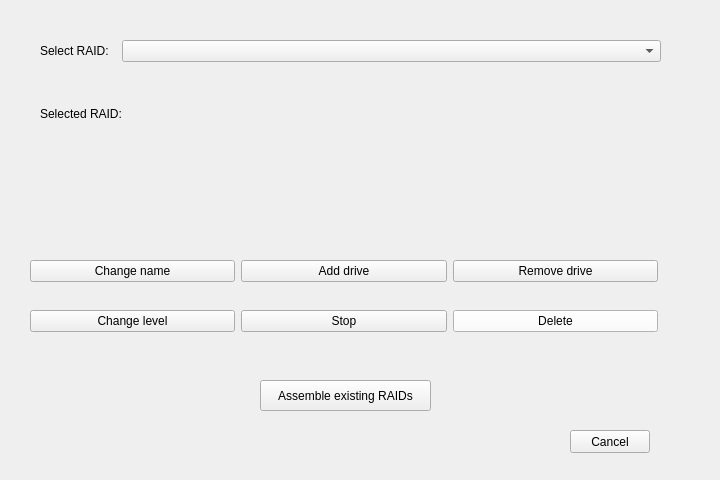
adrianlopezgalera/RAID-Manager, file UI/edit.ui: the form before one commit.
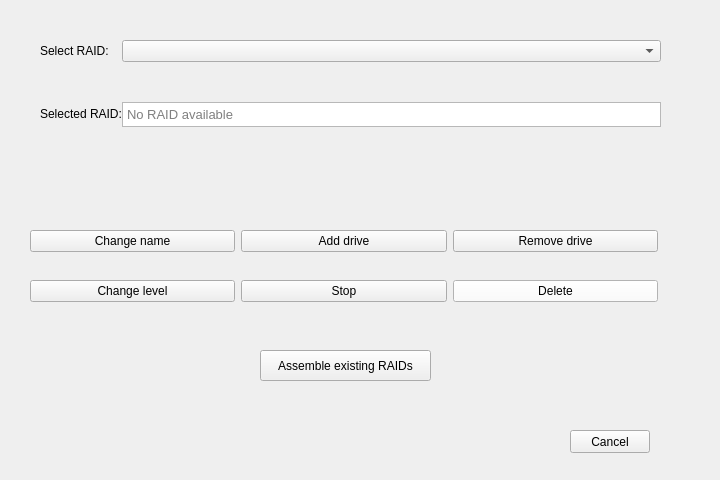
The form after the commit.

Patch:
```diff
--- a/UI/edit.ui
+++ b/UI/edit.ui
@@ -13,6 +13,24 @@
     <height>480</height>
    </rect>
   </property>
+  <property name="sizePolicy">
+   <sizepolicy hsizetype="Fixed" vsizetype="Fixed">
+    <horstretch>0</horstretch>
+    <verstretch>0</verstretch>
+   </sizepolicy>
+  </property>
+  <property name="minimumSize">
+   <size>
+    <width>720</width>
+    <height>480</height>
+   </size>
+  </property>
+  <property name="maximumSize">
+   <size>
+    <width>720</width>
+    <height>480</height>
+   </size>
+  </property>
   <property name="focusPolicy">
    <enum>Qt::FocusPolicy::NoFocus</enum>
   </property>
@@ -28,7 +46,7 @@
      <x>40</x>
      <y>40</y>
      <width>621</width>
-     <height>132</height>
+     <height>111</height>
     </rect>
    </property>
    <layout class="QFormLayout" name="raid_selector">
@@ -57,28 +75,65 @@
     <item row="0" column="1">
      <widget class="QComboBox" name="select_raid"/>
     </item>
+    <item row="1" column="0">
+     <widget class="QLabel" name="selected_raid_label">
+      <property name="text">
+       <string>Selected RAID:</string>
+      </property>
+     </widget>
+    </item>
     <item row="1" column="1">
-     <widget class="QLabel" name="selected_raid">
+     <widget class="QTextBrowser" name="selected_raid">
       <property name="sizePolicy">
-       <sizepolicy hsizetype="Preferred" vsizetype="Preferred">
+       <sizepolicy hsizetype="Fixed" vsizetype="Fixed">
         <horstretch>0</horstretch>
         <verstretch>0</verstretch>
        </sizepolicy>
       </property>
+      <property name="maximumSize">
+       <size>
+        <width>540</width>
+        <height>25</height>
+       </size>
+      </property>
+      <property name="sizeIncrement">
+       <size>
+        <width>0</width>
+        <height>0</height>
+       </size>
+      </property>
+      <property name="baseSize">
+       <size>
+        <width>300</width>
+        <height>0</height>
+       </size>
+      </property>
       <property name="font">
        <font>
-        <pointsize>18</pointsize>
+        <pointsize>10</pointsize>
        </font>
       </property>
-      <property name="text">
-       <string/>
+      <property name="cursor" stdset="0">
+       <cursorShape>IBeamCursor</cursorShape>
       </property>
-     </widget>
-    </item>
-    <item row="1" column="0">
-     <widget class="QLabel" name="selected_raid_label">
-      <property name="text">
-       <string>Selected RAID:</string>
+      <property name="frameShape">
+       <enum>QFrame::Shape::StyledPanel</enum>
+      </property>
+      <property name="frameShadow">
+       <enum>QFrame::Shadow::Raised</enum>
+      </property>
+      <property name="html">
+       <string>&lt;!DOCTYPE HTML PUBLIC &quot;-//W3C//DTD HTML 4.0//EN&quot; &quot;http://www.w3.org/TR/REC-html40/strict.dtd&quot;&gt;
+&lt;html&gt;&lt;head&gt;&lt;meta name=&quot;qrichtext&quot; content=&quot;1&quot; /&gt;&lt;meta charset=&quot;utf-8&quot; /&gt;&lt;style type=&quot;text/css&quot;&gt;
+p, li { white-space: pre-wrap; }
+hr { height: 1px; border-width: 0; }
+li.unchecked::marker { content: &quot;\2610&quot;; }
+li.checked::marker { content: &quot;\2612&quot;; }
+&lt;/style&gt;&lt;/head&gt;&lt;body style=&quot; font-family:'Ubuntu'; font-size:10pt; font-weight:400; font-style:normal;&quot;&gt;
+&lt;p align=&quot;center&quot; style=&quot;-qt-paragraph-type:empty; margin-top:0px; margin-bottom:0px; margin-left:0px; margin-right:0px; -qt-block-indent:0; text-indent:0px;&quot;&gt;&lt;br /&gt;&lt;/p&gt;&lt;/body&gt;&lt;/html&gt;</string>
+      </property>
+      <property name="placeholderText">
+       <string>No RAID available</string>
       </property>
      </widget>
     </item>
@@ -88,7 +143,7 @@
    <property name="geometry">
     <rect>
      <x>30</x>
-     <y>250</y>
+     <y>220</y>
      <width>628</width>
      <height>43</height>
     </rect>
@@ -121,7 +176,7 @@
    <property name="geometry">
     <rect>
      <x>30</x>
-     <y>300</y>
+     <y>270</y>
      <width>628</width>
      <height>43</height>
     </rect>
@@ -636,7 +691,7 @@
    <property name="geometry">
     <rect>
      <x>260</x>
-     <y>380</y>
+     <y>350</y>
      <width>171</width>
      <height>31</height>
     </rect>
```
